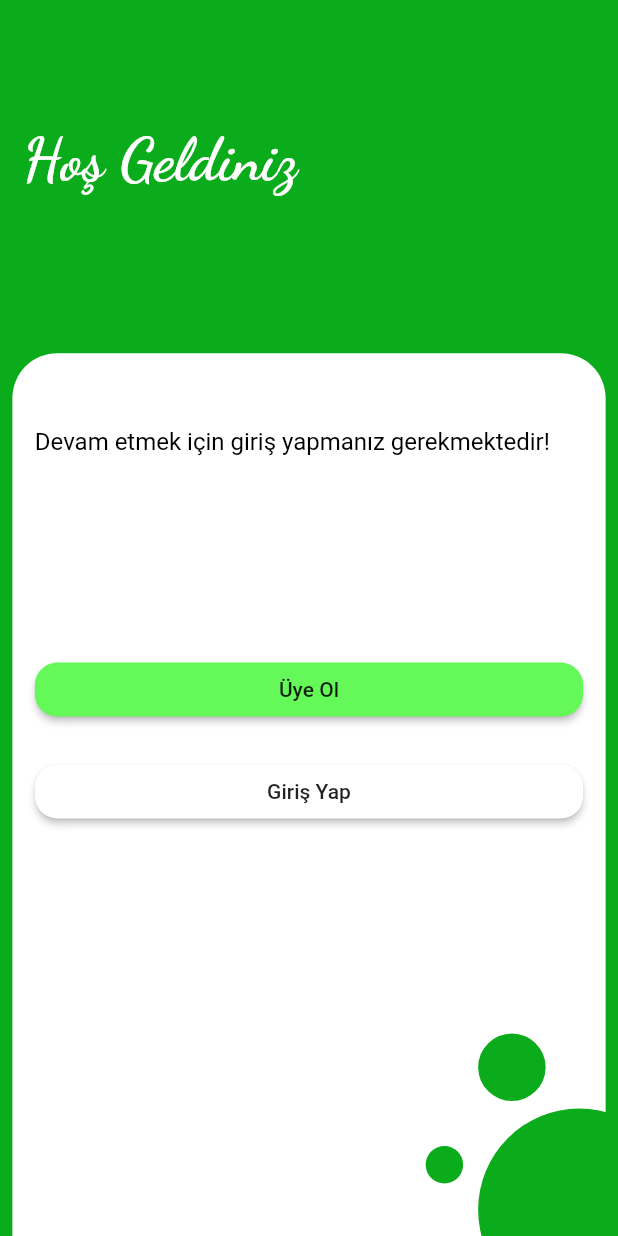
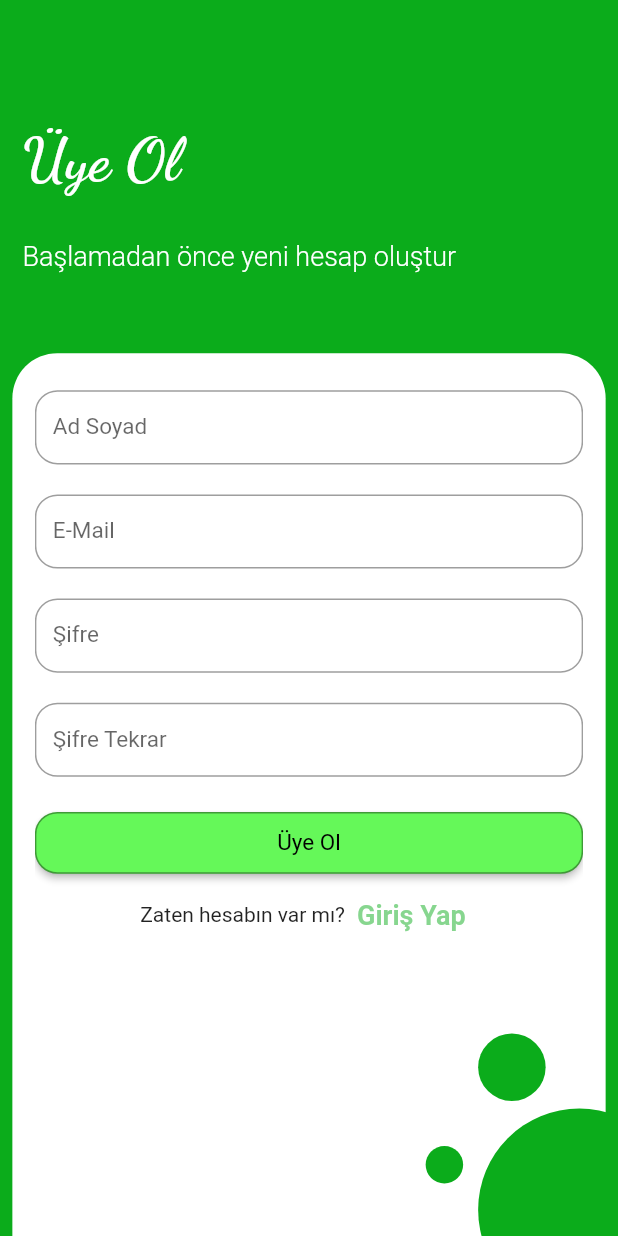
Before and after one commit to alphansaridogan/tarim_4_0, a Flutter app: the WelcomeScreen screen opened by its route, after a tap on "Üye Ol", on a phone screen of 412 x 824 dp. Run offline on Flutter 3.47's test engine with Material 2 defaults, Android fonts, the phone set to English and light mode, and no system bars; our stand-ins replace google_fonts, stacked; missing offline and left inert: bottom_bar.

Commit message:
welcomescreen güncellendi singupscreen güncellendi.

```diff
--- a/lib/config/widget/app_bar_widget.dart
+++ b/lib/config/widget/app_bar_widget.dart
@@ -7,12 +7,14 @@ class AppBarWidget extends StatelessWidget {
   String title;
   String? subTitle;
   Size size;
+  TextStyle? textStyle;
   AppBarWidget({
     Key? key,
     this.color,
     required this.title,
     this.subTitle,
     required this.size,
+    this.textStyle = Constants.headline3,
   }) : super(key: key);
 
   @override
@@ -38,7 +40,7 @@ class AppBarWidget extends StatelessWidget {
             subTitle != null
                 ? Text(
                     subTitle!,
-                    style: Constants.headline2,
+                    style: textStyle,
                   )
                 : const Text(""),
           ],
--- /dev/null
+++ b/lib/config/widget/button_widget.dart
@@ -0,0 +1,43 @@
+import 'package:flutter/material.dart';
+
+import 'package:tarim_4_0/constants/constants.dart';
+
+class ButtonWidget extends StatelessWidget {
+  final Size size;
+  void Function()? onPressed;
+  String title;
+  double? height;
+  double? radius;
+  Color? color;
+  TextStyle? textStyle;
+  Color? borderColor;
+
+  ButtonWidget({
+    Key? key,
+    required this.size,
+    required this.onPressed,
+    required this.title,
+    this.height = 0.03,
+    this.radius = 15,
+    this.color = Constants.white,
+    this.textStyle = Constants.subtitle1,
+    this.borderColor = Colors.black38,
+  }) : super(key: key);
+
+  @override
+  Widget build(BuildContext context) {
+    return MaterialButton(
+      height: size.height * height!,
+      shape: RoundedRectangleBorder(
+        borderRadius: BorderRadius.circular(radius!),
+        side: BorderSide(color: borderColor!),
+      ),
+      color: color,
+      onPressed: onPressed,
+      child: Text(
+        title,
+        style: textStyle,
+      ),
+    );
+  }
+}
--- /dev/null
+++ b/lib/config/widget/logo_button_widget.dart
@@ -0,0 +1,22 @@
+import 'package:flutter/material.dart';
+
+class LogoButtonWidget extends StatelessWidget {
+  void Function()? onTap;
+  Image image;
+
+  LogoButtonWidget({
+    Key? key,
+    required this.onTap,
+    required this.image,
+  }) : super(key: key);
+
+  @override
+  Widget build(BuildContext context) {
+    return InkWell(
+      child: CircleAvatar(
+        child: image,
+      ),
+      onTap: onTap,
+    );
+  }
+}
--- /dev/null
+++ b/lib/config/widget/sub_main_widget.dart
@@ -0,0 +1,81 @@
+import 'package:flutter/material.dart';
+
+import 'package:tarim_4_0/config/widget/custompainters/elips_painter.dart';
+import 'package:tarim_4_0/constants/constants.dart';
+
+class SubMainWidget extends StatelessWidget {
+  final Size size;
+  double? horizantal;
+  Widget child;
+
+  SubMainWidget({
+    Key? key,
+    required this.size,
+    this.horizantal = 15,
+    required this.child,
+  }) : super(key: key);
+
+  @override
+  Widget build(BuildContext context) {
+    return Stack(
+      children: [
+        Container(
+          width: size.width * 0.96,
+          child: Padding(
+            padding: EdgeInsets.symmetric(horizontal: horizantal!),
+            child: child,
+          ),
+          decoration: const BoxDecoration(
+            color: Constants.white,
+            borderRadius: BorderRadius.only(
+              topLeft: Radius.circular(30),
+              topRight: Radius.circular(30),
+            ),
+          ),
+        ),
+        Positioned(
+          bottom: 100,
+          right: 100,
+          child: Container(
+            child: CustomPaint(
+              painter: ElipsPainter(
+                left: 15,
+                top: 15,
+                bottom: 150,
+                right: 150,
+              ),
+            ),
+          ),
+        ),
+        Positioned(
+          bottom: 150,
+          right: 100,
+          child: Container(
+            child: CustomPaint(
+              painter: ElipsPainter(
+                left: 15,
+                top: 15,
+                bottom: 60,
+                right: 60,
+              ),
+            ),
+          ),
+        ),
+        Positioned(
+          bottom: 75,
+          right: 135,
+          child: Container(
+            child: CustomPaint(
+              painter: ElipsPainter(
+                left: 15,
+                top: 15,
+                bottom: 40,
+                right: 40,
+              ),
+            ),
+          ),
+        ),
+      ],
+    );
+  }
+}
--- /dev/null
+++ b/lib/config/widget/text_field_widget.dart
@@ -0,0 +1,46 @@
+import 'package:flutter/material.dart';
+
+import 'package:tarim_4_0/constants/constants.dart';
+
+class TextFieldWidget extends StatelessWidget {
+  double? height;
+  TextEditingController? controller;
+  Color? cursorColor;
+  Color? color;
+  double? radius;
+  String title;
+
+  TextFieldWidget({
+    Key? key,
+    this.height = 0.06,
+    this.controller,
+    this.cursorColor = Constants.black,
+    this.color = Constants.black,
+    this.radius = 15,
+    required this.title,
+    required this.size,
+  }) : super(key: key);
+
+  final Size size;
+
+  @override
+  Widget build(BuildContext context) {
+    return SizedBox(
+      height: size.height * height!,
+      child: TextField(
+        controller: controller,
+        cursorColor: cursorColor,
+        decoration: InputDecoration(
+          border: OutlineInputBorder(
+            borderSide: BorderSide(
+              color: color!,
+            ),
+            borderRadius: BorderRadius.circular(radius!),
+          ),
+          label:  Text(title),
+          labelStyle: const TextStyle(fontSize: 15),
+        ),
+      ),
+    );
+  }
+}
--- a/lib/constants/constants.dart
+++ b/lib/constants/constants.dart
@@ -6,6 +6,7 @@ class Constants {
   static Color green = const Color.fromRGBO(11, 172, 27, 1);
   static Color lightGreen = const Color.fromRGBO(101, 248, 89, 1);
   static const Color white = Color.fromRGBO(255, 255, 255, 1);
+  static const Color black = Colors.black;
 
   //Başlık için kullanılan textstyle'lar
   static const TextStyle headline1 = TextStyle(
@@ -13,16 +14,16 @@ class Constants {
       fontSize: 25,
       color: Colors.white,
       fontWeight: FontWeight.bold);
-  static TextStyle headline2 = const TextStyle(
+  static const TextStyle headline2 = TextStyle(
       inherit: false,
       fontSize: 18,
       color: Colors.white,
-      fontWeight: FontWeight.bold);
-  static TextStyle headline3 = const TextStyle(
+      fontWeight: FontWeight.w700);
+  static const TextStyle headline3 = TextStyle(
       inherit: false,
-      fontSize: 12,
+      fontSize: 18,
       color: Colors.white,
-      fontWeight: FontWeight.bold);
+      fontWeight: FontWeight.w300);
   static TextStyle googleHeadline1 = GoogleFonts.dancingScript(
       color: white,
       locale: const Locale("tr", "TR"),
@@ -31,7 +32,7 @@ class Constants {
 
   //Altyazılar için kullanılan textstyle'lar
   static const TextStyle subtitle1 =
-      TextStyle(inherit: false, fontSize: 16, color: Colors.black);
+      TextStyle(inherit: false, fontSize: 15, color: Colors.black);
   static TextStyle subtitle2 =
       const TextStyle(inherit: false, fontSize: 12, color: Colors.white);
   static TextStyle subtitle3 =
--- a/lib/screens/sing_up_screen/sing_up_screen.dart
+++ b/lib/screens/sing_up_screen/sing_up_screen.dart
@@ -1,5 +1,10 @@
 import 'package:flutter/material.dart';
 import 'package:stacked/stacked.dart';
+import 'package:tarim_4_0/config/widget/app_bar_widget.dart';
+import 'package:tarim_4_0/config/widget/button_widget.dart';
+import 'package:tarim_4_0/config/widget/sub_main_widget.dart';
+import 'package:tarim_4_0/config/widget/text_field_widget.dart';
+import 'package:tarim_4_0/constants/constants.dart';
 import 'package:tarim_4_0/screens/sing_up_screen/sing_up_screen_model.dart';
 
 class SingUpScreen extends StatelessWidget {
@@ -7,13 +12,92 @@ class SingUpScreen extends StatelessWidget {
 
   @override
   Widget build(BuildContext context) {
+    Size size = MediaQuery.of(context).size;
     return ViewModelBuilder<SingUpScreenModel>.reactive(
       viewModelBuilder: () => SingUpScreenModel(),
       onModelReady: (model) => model.init(),
       builder: (context, model, child) => Scaffold(
-        appBar: AppBar(
-          title: const Text('Üye Ol'),
-        ),
+        resizeToAvoidBottomInset: false,
+        body: LayoutBuilder(
+            builder: (BuildContext context, BoxConstraints constraints) {
+          return Container(
+            color: Constants.green,
+            child: Column(
+              mainAxisAlignment: MainAxisAlignment.start,
+              children: [
+                Expanded(
+                  flex: 2,
+                  child: AppBarWidget(
+                    size: size,
+                    title: "Üye Ol",
+                    subTitle: "Başlamadan önce yeni hesap oluştur",
+                  ),
+                ),
+                Expanded(
+                    flex: 5,
+                    child: SubMainWidget(
+                      size: size,
+                      child: SingleChildScrollView(
+                        physics: const BouncingScrollPhysics(),
+                        child: Container(
+                          height: constraints.maxHeight * 0.72,
+                          child: Column(
+                            crossAxisAlignment: CrossAxisAlignment.stretch,
+                            children: [
+                              SizedBox(
+                                height: size.height * 0.03,
+                              ),
+                              TextFieldWidget(
+                                size: size,
+                                title: 'Ad Soyad',
+                                controller: model.controllerName,
+                              ),
+                              const SizedBox(
+                                height: 20,
+                              ),
+                              TextFieldWidget(title: 'E-Mail', size: size),
+                              const SizedBox(
+                                height: 20,
+                              ),
+                              TextFieldWidget(title: 'Şifre', size: size),
+                              const SizedBox(
+                                height: 20,
+                              ),
+                              TextFieldWidget(
+                                  title: 'Şifre Tekrar', size: size),
+                              const SizedBox(
+                                height: 20,
+                              ),
+                              ButtonWidget(
+                                size: size,
+                                height: 0.05,
+                                color: Constants.lightGreen,
+                                onPressed: () {},
+                                title: 'Üye Ol',
+                              ),
+                              Row(
+                                mainAxisAlignment: MainAxisAlignment.center,
+                                children: [
+                                  const Text("Zaten hesabın var mı?"),
+                                  TextButton(
+                                      onPressed: () {},
+                                      child: Text(
+                                        'Giriş Yap',
+                                        style: Constants.headline2.apply(
+                                            color:
+                                                Constants.green.withAlpha(125)),
+                                      ))
+                                ],
+                              )
+                            ],
+                          ),
+                        ),
+                      ),
+                    ))
+              ],
+            ),
+          );
+        }),
       ),
     );
   }
--- a/lib/screens/sing_up_screen/sing_up_screen_model.dart
+++ b/lib/screens/sing_up_screen/sing_up_screen_model.dart
@@ -11,4 +11,6 @@ class SingUpScreenModel extends MainViewModel {
       settings: const RouteSettings(name: routeName),
     );
   }
+
+  TextEditingController controllerName = TextEditingController();
 }
--- a/lib/screens/welcome_screen/welcome_screen.dart
+++ b/lib/screens/welcome_screen/welcome_screen.dart
@@ -1,7 +1,9 @@
 import 'package:flutter/material.dart';
 import 'package:stacked/stacked.dart';
 import 'package:tarim_4_0/config/widget/app_bar_widget.dart';
-import 'package:tarim_4_0/config/widget/custompainters/elips_painter.dart';
+import 'package:tarim_4_0/config/widget/button_widget.dart';
+import 'package:tarim_4_0/config/widget/logo_button_widget.dart';
+import 'package:tarim_4_0/config/widget/sub_main_widget.dart';
 import 'package:tarim_4_0/constants/constants.dart';
 import 'package:tarim_4_0/screens/welcome_screen/welcome_screen_model.dart';
 
@@ -27,96 +29,64 @@ class WelcomeScreen extends StatelessWidget {
             ),
             Expanded(
               flex: 5,
-              child: Stack(
-                children: [
-                  Container(
-                    width: size.width * 0.96,
-                    child: Padding(
-                      padding: const EdgeInsets.symmetric(horizontal: 15),
+              child: SubMainWidget(
+                size: size,
                 child: Column(
                   crossAxisAlignment: CrossAxisAlignment.stretch,
                   children: [
                     SizedBox(
-                            height: size.height * 0.06,
+                      height: size.height * 0.07,
                     ),
                     const Text(
                       "Devam etmek için giriş yapmanız gerekmektedir!",
                       style: Constants.subtitle1,
                     ),
                     SizedBox(
-                            height: size.height * 0.16,
+                      height: size.height * 0.2,
                     ),
-                          MaterialButton(
-                            shape: RoundedRectangleBorder(
-                              borderRadius: BorderRadius.circular(15),
-                            ),
+                    ButtonWidget(
+                      size: size,
+                      height: 0.05,
                       color: Constants.lightGreen,
-                            onPressed: () {},
-                            child: const Text("Üye Ol"),
+                      title: 'Üye Ol',
+                      onPressed: () {
+                        Navigator.pushNamed(context, '/sing_up');
+                      },
                     ),
                     const SizedBox(height: 20),
-                          MaterialButton(
-                            shape: RoundedRectangleBorder(
-                              borderRadius: BorderRadius.circular(15),
+                    ButtonWidget(
+                      size: size,
+                      height: 0.05,
+                      onPressed: () {
+                        Navigator.pushNamed(context, '/login');
+                      },
+                      title: "Giriş Yap",
                     ),
-                            color: Constants.white,
-                            onPressed: () {},
-                            child: const Text("Giriş Yap"),
+                    const SizedBox(height: 20),
+                    Row(
+                      mainAxisAlignment: MainAxisAlignment.center,
+                      children: [
+                        LogoButtonWidget(
+                          image: Image.asset(
+                            "assets/google.png",
+                            scale: 7,
                           ),
-                        ],
+                          onTap: () {},
                         ),
+                        const SizedBox(
+                          width: 20,
                         ),
-                    decoration: const BoxDecoration(
-                      color: Constants.white,
-                      borderRadius: BorderRadius.only(
-                        topLeft: Radius.circular(30),
-                        topRight: Radius.circular(30),
-                      ),
-                    ),
-                  ),
-                  Positioned(
-                    bottom: 100,
-                    right: 100,
-                    child: Container(
-                      child: CustomPaint(
-                        painter: ElipsPainter(
-                          left: 15,
-                          top: 15,
-                          bottom: 150,
-                          right: 150,
-                        ),
-                      ),
-                    ),
-                  ),
-                  Positioned(
-                    bottom: 150,
-                    right: 100,
-                    child: Container(
-                      child: CustomPaint(
-                        painter: ElipsPainter(
-                          left: 15,
-                          top: 15,
-                          bottom: 60,
-                          right: 60,
-                        ),
-                      ),
-                    ),
-                  ),
-                  Positioned(
-                    bottom: 75,
-                    right: 135,
-                    child: Container(
-                      child: CustomPaint(
-                        painter: ElipsPainter(
-                          left: 15,
-                          top: 15,
-                          bottom: 40,
-                          right: 40,
-                        ),
-                      ),
+                        LogoButtonWidget(
+                          onTap: () {},
+                          image: Image.asset(
+                            "assets/facebook.png",
+                            scale: 7,
                           ),
                         ),
                       ],
+                    )
+                  ],
+                ),
               ),
             ),
           ],
```
Also changed, not shown: assets/facebook.png (added), assets/google.png (added). Lines whose indentation alone changed are shown as unchanged.
